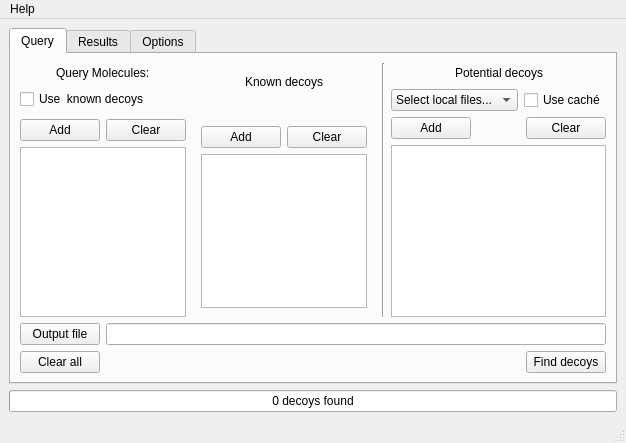
Before: the Qt Designer form MainWindow.ui in URV-cheminformatics/DecoyFinder, drawn with Qt 5.
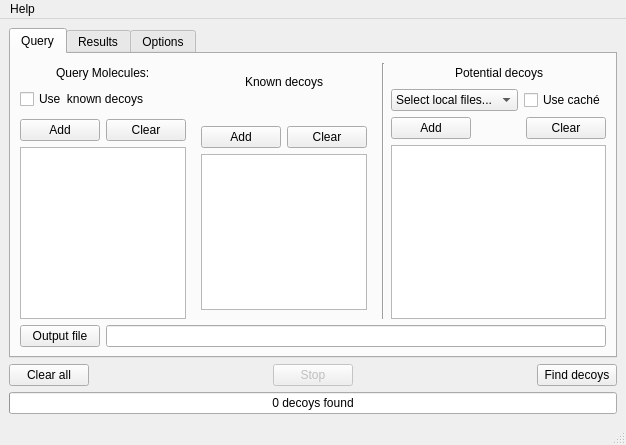
After: the same form once the commit is applied.

Commit message: Added Stop button

```diff
--- a/MainWindow.ui
+++ b/MainWindow.ui
@@ -382,37 +382,6 @@
           </item>
          </layout>
         </item>
-        <item>
-         <layout class="QHBoxLayout" name="_2">
-          <item>
-           <widget class="QPushButton" name="clearButton">
-            <property name="text">
-             <string>Clear all</string>
-            </property>
-           </widget>
-          </item>
-          <item>
-           <spacer name="horizontalSpacer">
-            <property name="orientation">
-             <enum>Qt::Horizontal</enum>
-            </property>
-            <property name="sizeHint" stdset="0">
-             <size>
-              <width>40</width>
-              <height>20</height>
-             </size>
-            </property>
-           </spacer>
-          </item>
-          <item>
-           <widget class="QPushButton" name="findDecoysButton">
-            <property name="text">
-             <string>Find decoys</string>
-            </property>
-           </widget>
-          </item>
-         </layout>
-        </item>
        </layout>
       </widget>
       <widget class="QWidget" name="tab">
@@ -650,6 +619,60 @@
       </widget>
      </widget>
     </item>
+    <item>
+     <layout class="QHBoxLayout" name="_2">
+      <item>
+       <widget class="QPushButton" name="clearButton">
+        <property name="text">
+         <string>Clear all</string>
+        </property>
+       </widget>
+      </item>
+      <item>
+       <spacer name="horizontalSpacer_3">
+        <property name="orientation">
+         <enum>Qt::Horizontal</enum>
+        </property>
+        <property name="sizeHint" stdset="0">
+         <size>
+          <width>40</width>
+          <height>20</height>
+         </size>
+        </property>
+       </spacer>
+      </item>
+      <item>
+       <widget class="QPushButton" name="stopButton">
+        <property name="enabled">
+         <bool>false</bool>
+        </property>
+        <property name="text">
+         <string>Stop</string>
+        </property>
+       </widget>
+      </item>
+      <item>
+       <spacer name="horizontalSpacer">
+        <property name="orientation">
+         <enum>Qt::Horizontal</enum>
+        </property>
+        <property name="sizeHint" stdset="0">
+         <size>
+          <width>40</width>
+          <height>20</height>
+         </size>
+        </property>
+       </spacer>
+      </item>
+      <item>
+       <widget class="QPushButton" name="findDecoysButton">
+        <property name="text">
+         <string>Find decoys</string>
+        </property>
+       </widget>
+      </item>
+     </layout>
+    </item>
     <item>
      <widget class="QProgressBar" name="progressBar">
       <property name="value">
```
Left out of the diff: 4 changed lines with no effect on the pictures. The commit also changes 3 other files.
